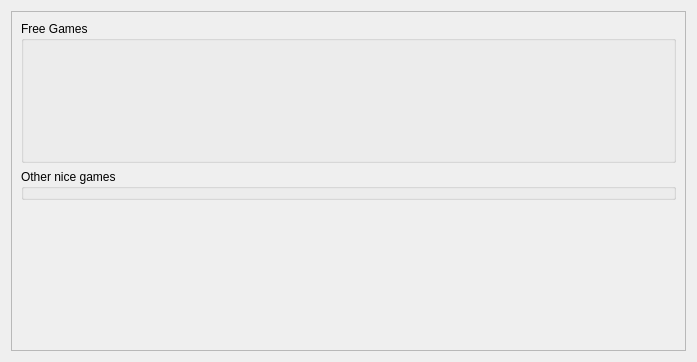
Above: rare/ui/components/tabs/store/store.ui from RareDevs/Rare before the change. Below: the same form after it.
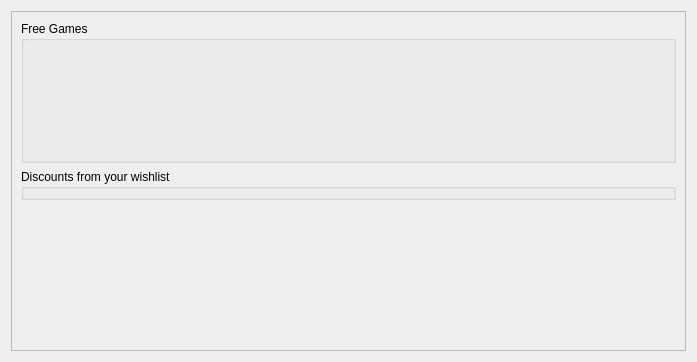
That is the form after the change.

Commit message: Add wishlist offers in Store

What changed in the file:
```diff
--- a/rare/ui/components/tabs/store/store.ui
+++ b/rare/ui/components/tabs/store/store.ui
@@ -48,7 +48,7 @@
        <item>
         <widget class="QGroupBox" name="games_groupbox">
          <property name="title">
-          <string>Other nice games</string>
+                <string>Discounts from your wishlist</string>
          </property>
         </widget>
        </item>
```
Left out of the diff: 2 changed lines with no effect on the pictures. Lines whose indentation alone changed are shown as unchanged. The commit also changes 8 other files.
